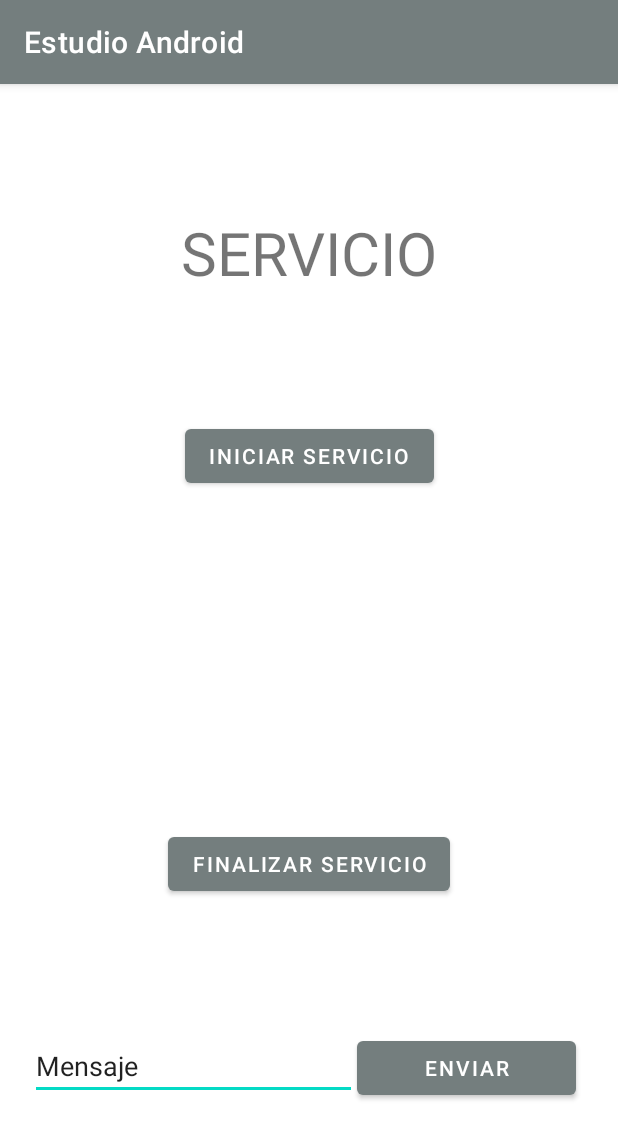
After one commit to estevg/android-practices, an Android app: the ServiceActivity screen opened directly, with no data from a screen before it, on a phone screen of 412 x 824 dp. The commit adds this screen. Shown: the top 1139 px of the screen. Run offline under Robolectric (Android 15) with nearby library versions, the phone set to English and light mode, and no system bars.

Commit message:
Services

```diff
--- /dev/null
+++ b/app/src/main/java/com/example/estudioandroid/services/ServiceActivity.kt
@@ -0,0 +1,51 @@
+package com.example.estudioandroid.services
+
+import android.content.Intent
+import androidx.appcompat.app.AppCompatActivity
+import android.os.Bundle
+import android.util.Log
+import com.example.estudioandroid.databinding.ActivityServiceBinding
+
+class ServiceActivity : AppCompatActivity() {
+
+    lateinit var binding: ActivityServiceBinding
+
+    override fun onCreate(savedInstanceState: Bundle?) {
+        super.onCreate(savedInstanceState)
+        binding = ActivityServiceBinding.inflate(layoutInflater)
+        setContentView(binding.root)
+
+
+        binding.btnSendService.setOnClickListener {
+            Intent(this, MyService::class.java).also {
+                startService(it)
+                binding.tvTitle.text = "Servicio Iniciado"
+            }
+        }
+
+
+        binding.btnFinishedService.setOnClickListener {
+            Intent(this, MyService::class.java).also {
+                stopService(it)
+                binding.tvTitle.text = "Servicio Finalizado"
+            }
+        }
+
+
+        binding.btnSend.setOnClickListener {
+            Intent(this, MyService::class.java).also {
+                it.putExtra("EXTRA_MENSAJE", binding.tvMessage.text.toString())
+                startService(it)
+                binding.tvMessage.setText("")
+                binding.tvTitle.text = "Servicio Finalizado"
+            }
+        }
+
+
+    }
+
+    override fun onDestroy() {
+        super.onDestroy()
+        Log.d("MyService","OnDestroy Activity")
+    }
+}
--- /dev/null
+++ b/app/src/main/res/layout/activity_service.xml
@@ -0,0 +1,77 @@
+<?xml version="1.0" encoding="utf-8"?>
+<androidx.constraintlayout.widget.ConstraintLayout xmlns:android="http://schemas.android.com/apk/res/android"
+    xmlns:app="http://schemas.android.com/apk/res-auto"
+    xmlns:tools="http://schemas.android.com/tools"
+    android:layout_width="match_parent"
+    android:layout_height="match_parent"
+    tools:context=".services.ServiceActivity">
+
+
+    <TextView
+
+        android:id="@+id/tvTitle"
+        android:layout_width="wrap_content"
+        android:layout_height="wrap_content"
+        android:text="SERVICIO"
+        android:textAlignment="center"
+        android:textSize="40sp"
+        app:layout_constraintBottom_toTopOf="@+id/btnSendService"
+        app:layout_constraintEnd_toEndOf="parent"
+        app:layout_constraintHorizontal_bias="0.5"
+        app:layout_constraintStart_toStartOf="parent"
+        app:layout_constraintTop_toTopOf="parent" />
+
+    <Button
+        android:id="@+id/btnSendService"
+        android:layout_width="wrap_content"
+        android:layout_height="wrap_content"
+        android:text="INICIAR SERVICIO"
+        app:layout_constraintBottom_toTopOf="@+id/btnFinishedService"
+        app:layout_constraintEnd_toEndOf="parent"
+        app:layout_constraintHorizontal_bias="0.5"
+        app:layout_constraintStart_toStartOf="parent"
+        app:layout_constraintTop_toTopOf="parent" />
+
+
+    <Button
+        android:id="@+id/btnFinishedService"
+        android:layout_width="wrap_content"
+        android:layout_height="wrap_content"
+        android:text="Finalizar Servicio"
+        app:layout_constraintBottom_toBottomOf="parent"
+        app:layout_constraintEnd_toEndOf="parent"
+        app:layout_constraintHorizontal_bias="0.5"
+        app:layout_constraintStart_toStartOf="parent"
+        app:layout_constraintTop_toBottomOf="@+id/btnSendService" />
+
+
+    <androidx.appcompat.widget.LinearLayoutCompat
+        android:paddingHorizontal="20dp"
+        android:layout_width="match_parent"
+        android:layout_height="wrap_content"
+        android:orientation="horizontal"
+        app:layout_constraintBottom_toBottomOf="parent"
+        app:layout_constraintEnd_toEndOf="parent"
+        app:layout_constraintHorizontal_bias="0.5"
+        app:layout_constraintStart_toStartOf="parent"
+        app:layout_constraintTop_toBottomOf="@+id/btnFinishedService">
+
+        <com.google.android.material.textfield.TextInputEditText
+            android:id="@+id/tvMessage"
+            android:layout_weight="3"
+            android:layout_width="0dp"
+            android:layout_height="wrap_content"
+            android:text="Mensaje" />
+
+        <Button
+            android:id="@+id/btnSend"
+            android:layout_marginEnd="8dp"
+            android:text="ENVIAR"
+            android:layout_weight="2"
+            android:layout_width="0dp"
+            android:layout_height="wrap_content" />
+
+
+    </androidx.appcompat.widget.LinearLayoutCompat>
+
+</androidx.constraintlayout.widget.ConstraintLayout>
```
Also changed, not shown: app/src/main/AndroidManifest.xml (+9 -0 lines), app/src/main/java/com/example/estudioandroid/MainActivity.kt (+8 -0 lines), app/src/main/java/com/example/estudioandroid/services/MyService.kt (added, +44 -0 lines), app/src/main/res/layout/activity_main.xml (+7 -0 lines).
